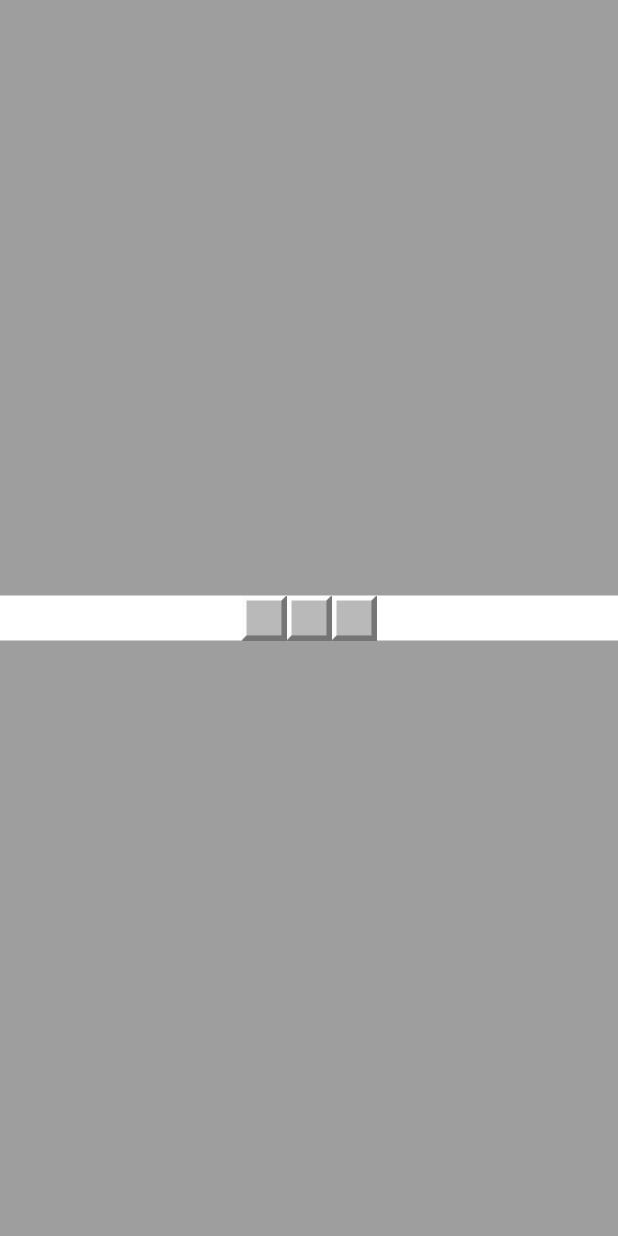
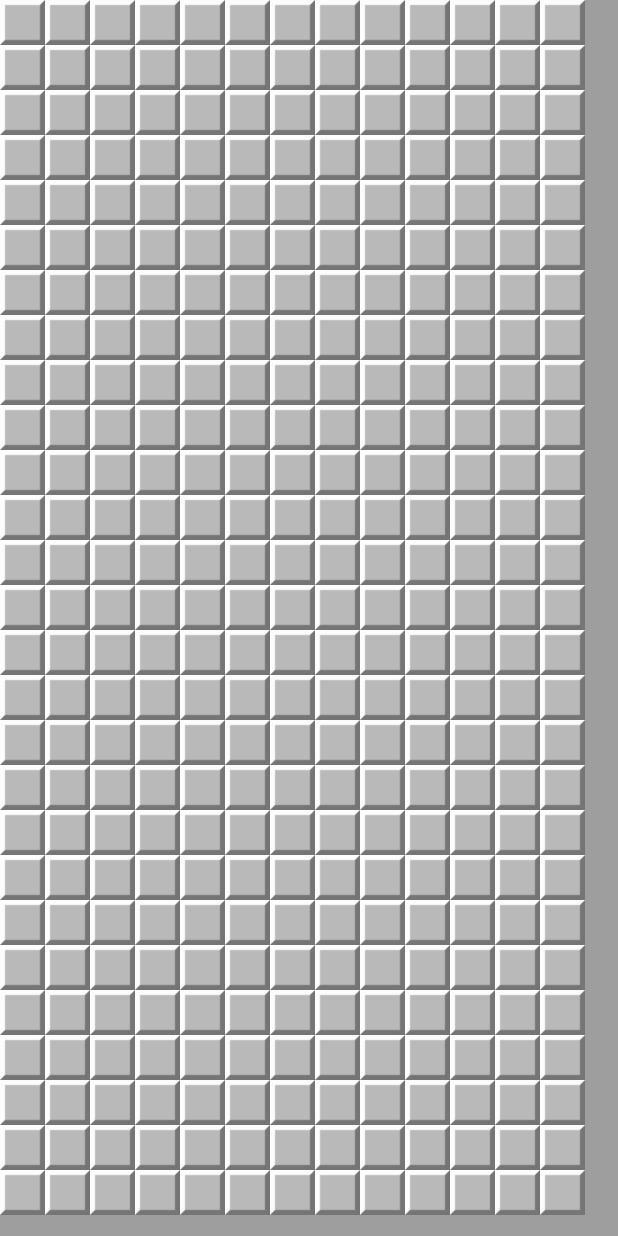
Before and after one commit to yingmu52/Minesweeper, a Flutter app: the screen it shows after launch, on a phone screen of 412 x 824 dp. Run offline on Flutter 3.47's test engine with Material 2 defaults, Android fonts, the phone set to English and light mode, and no system bars.

Commit message:
oki doki?!

```diff
--- a/lib/main.dart
+++ b/lib/main.dart
@@ -1,5 +1,8 @@
+import 'dart:math';
+
 import 'package:flutter/material.dart';
 import 'package:minesweeper/mine_cell.dart';
+import 'package:minesweeper/mine_cell_type.dart';
 
 void main() {
   runApp(App());
@@ -11,6 +14,7 @@ class App extends StatelessWidget {
   Widget build(BuildContext context) {
     return MaterialApp(
         title: 'Minesweeper',
+        debugShowCheckedModeBanner: false,
         theme: ThemeData(
           primarySwatch: Colors.grey,
           visualDensity: VisualDensity.adaptivePlatformDensity,
@@ -20,28 +24,98 @@ class App extends StatelessWidget {
 }
 
 class MinesweeperBoard extends StatelessWidget {
-  const MinesweeperBoard({
+  MinesweeperBoard({
     Key key,
   }) : super(key: key);
 
   @override
   Widget build(BuildContext context) {
+    var deviceSize = MediaQuery.of(context).size;
+    var gameMeta = GameMeta(
+      width: deviceSize.width,
+      height: deviceSize.height,
+      cellSize: 30,
+    );
     return Container(
       color: Colors.grey,
-      child: Align(
-        alignment: Alignment.centerRight,
-        child: Container(
-          color: Colors.white,
-          child: Row(
-            mainAxisAlignment: MainAxisAlignment.center,
+      child: Column(children: [
+        for (var types in gameMeta.data)
+          Row(
             children: [
-              MineCell(size: 30, type: MineCellType.bomb),
-              MineCell(size: 30, type: MineCellType.two),
-              MineCell(size: 30, type: MineCellType.one),
+              for (var type in types)
+                MineCell(size: gameMeta.cellSize, type: type),
             ],
-          ),
-        ),
-      ),
+          )
+      ]),
     );
   }
 }
+
+class GameMeta {
+  double width;
+  double height;
+  double cellSize;
+  double probabilityOfGettingBomb;
+
+  List<List<MineCellType>> data;
+
+  GameMeta({
+    this.width = 100,
+    this.height = 100,
+    this.cellSize = 30,
+    this.probabilityOfGettingBomb = 0.1,
+  }) {
+    data = List.generate(
+        _numberOfColumn, (i) => List.generate(_numberOfRow, _getRandom),
+        growable: false);
+    _addMineIndicators(data);
+  }
+
+  void _addMineIndicators(List<List<MineCellType>> data) {
+    for (var i = 0; i < data.length; i++) {
+      for (var j = 0; j < data[i].length; j++) {
+        var directions = [
+          [-1, -1],
+          [-1, 0],
+          [-1, 1],
+          [0, -1],
+          [0, 1],
+          [1, -1],
+          [1, 0],
+          [1, 1],
+        ];
+        var bombCount = 0;
+        for (var direction in directions) {
+          var m = direction.first, n = direction.last;
+          if (i + m >= 0 &&
+              i + m < data.length &&
+              j + n >= 0 &&
+              j + n < data[i + m].length) {
+            if (data[i + m][j + n] == MineCellType.bomb) {
+              bombCount += 1;
+            }
+          }
+        }
+        if (data[i][j] != MineCellType.bomb) {
+          data[i][j] = data[i][j].getType(bombCount);
+        }
+      }
+    }
+  }
+
+  MineCellType _getRandom(int index) {
+    var randomNumber = Random().nextInt(100) / 100.0;
+    MineCellType type = randomNumber <= probabilityOfGettingBomb
+        ? MineCellType.bomb
+        : MineCellType.empty;
+    return type;
+  }
+
+  int get _numberOfColumn {
+    return height ~/ cellSize;
+  }
+
+  int get _numberOfRow {
+    return width ~/ cellSize;
+  }
+}
--- a/lib/mine_cell.dart
+++ b/lib/mine_cell.dart
@@ -1,4 +1,5 @@
 import 'package:flutter/material.dart';
+import 'package:minesweeper/mine_cell_type.dart';
 
 class MineCell extends StatefulWidget {
   final double size;
@@ -55,55 +56,3 @@ class _MineCellState extends State<MineCell> {
     );
   }
 }
-
-enum MineCellType {
-  one,
-  two,
-  three,
-  four,
-  five,
-  six,
-  seven,
-  eight,
-  empty,
-  bomb,
-  unrevealed,
-  flagged,
-}
-
-extension MineCellTypeExtension on MineCellType {
-
-  Image get image {
-    switch (this) {
-      case MineCellType.one:
-        return Image.asset('images/1.png');
-      case MineCellType.two:
-        return Image.asset('images/2.png');
-      case MineCellType.three:
-        return Image.asset('images/3.png');
-      case MineCellType.four:
-        return Image.asset('images/4.png');
-      case MineCellType.five:
-        return Image.asset('images/5.png');
-      case MineCellType.six:
-        return Image.asset('images/6.png');
-      case MineCellType.seven:
-        return Image.asset('images/7.png');
-      case MineCellType.eight:
-        return Image.asset('images/8.png');
-
-      case MineCellType.bomb:
-        return Image.asset('images/bomb.png');
-      case MineCellType.empty:
-        return Image.asset('images/empty.png');
-
-      case MineCellType.flagged:
-        return Image.asset('images/flagged.png');
-      case MineCellType.unrevealed:
-        return Image.asset('images/unrevealed.png');
-
-      default:
-        return null;
-    }
-  }
-}
```
Also changed, not shown: lib/mine_cell_type.dart (added, +75 -0 lines).
